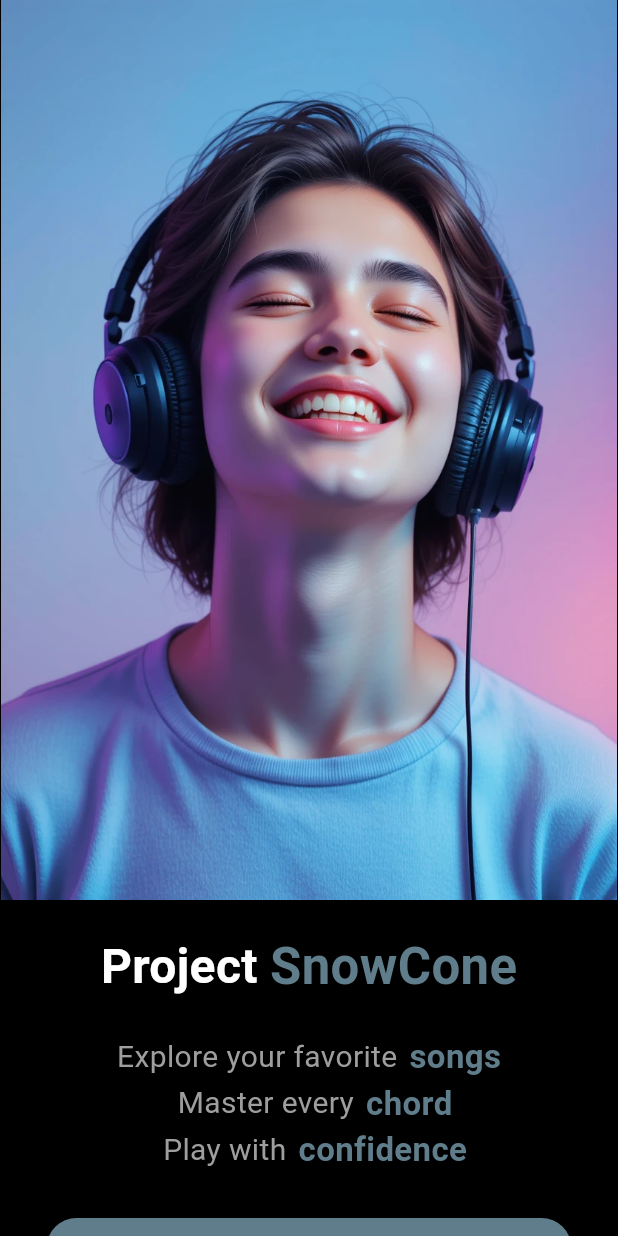
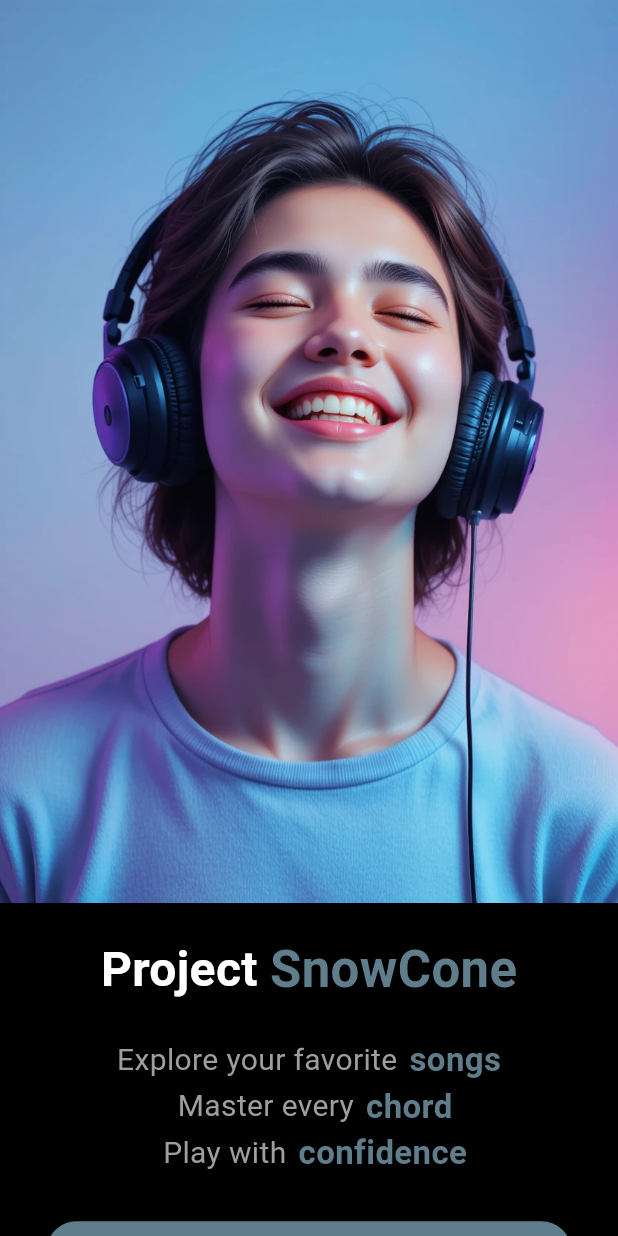
Before and after one commit to Th3-D5-482/Project-SnowCone, a Flutter app: the screen it shows after launch, on a phone screen of 412 x 824 dp. Run offline on Flutter 3.47's test engine with Material 3 defaults, Android fonts, the phone set to English and light mode, and no system bars; our stand-ins replace font_awesome_flutter.

Commit message:
Th3_D5_482

```diff
--- a/lib/screens/welcome.dart
+++ b/lib/screens/welcome.dart
@@ -21,7 +21,7 @@ class Welcome extends StatelessWidget {
             children: [
               Image(
                 image: AssetImage('assets/images/welcome.png'),
-                height: kIsWeb ? 500 : 600,
+                height: kIsWeb ? 500 : null,
               ),
               SizedBox(height: 20),
               Row(
```
